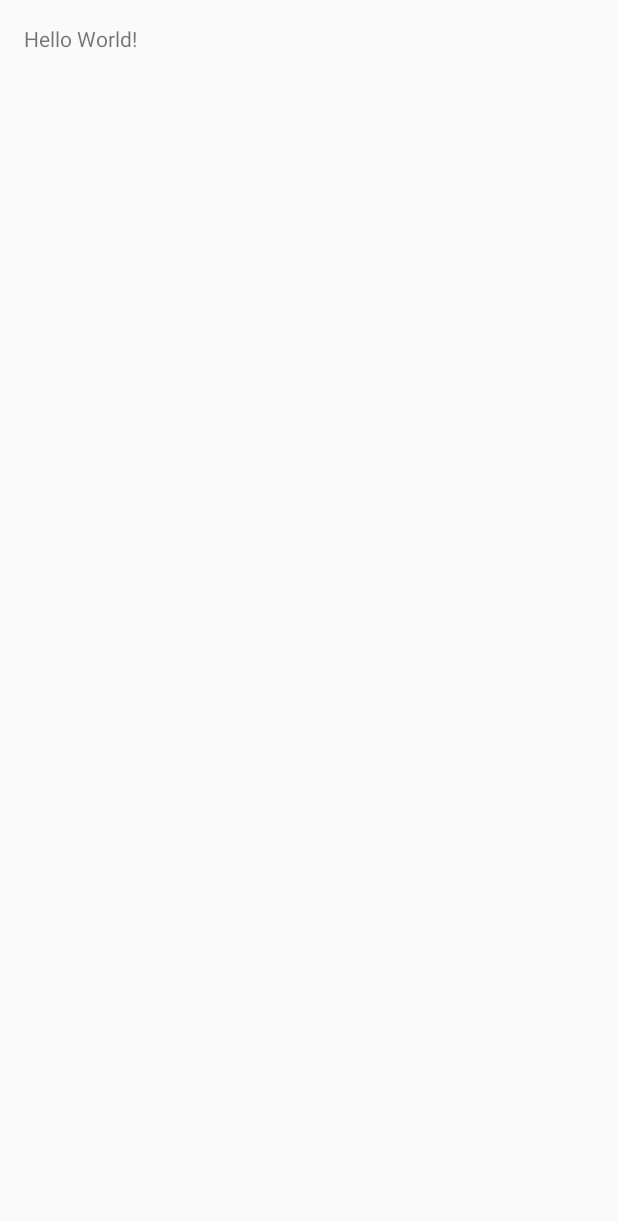
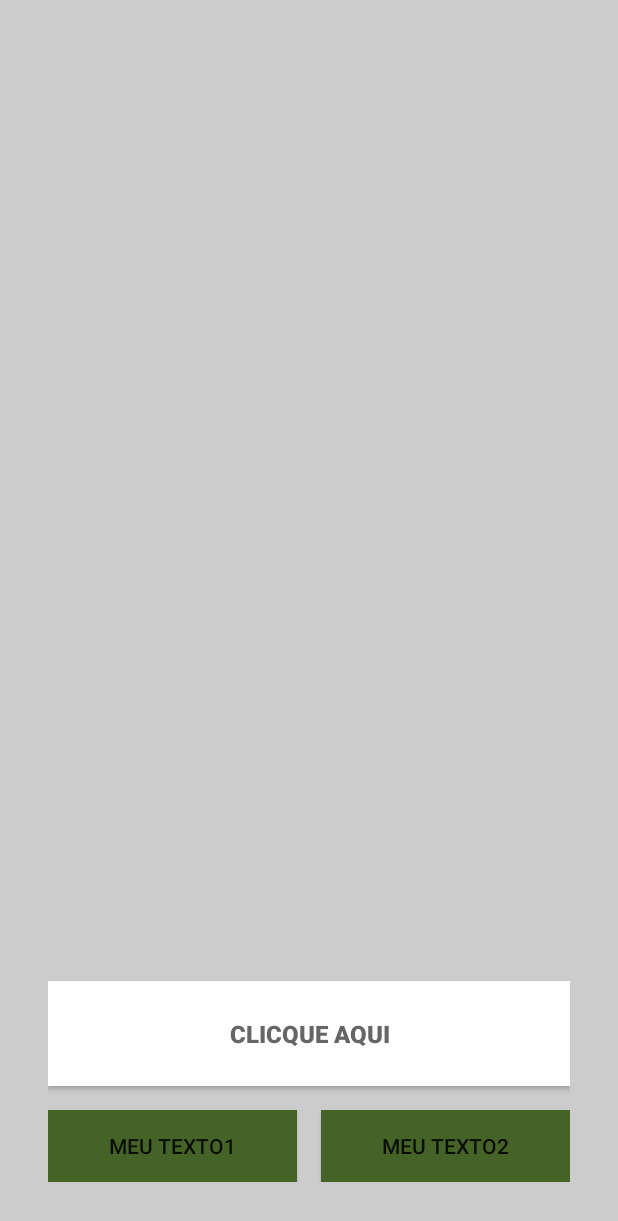
Before and after one commit to JorgeLimaJr/DesignAppCourse, an Android app: the screen it shows after launch (MainActivity), on a phone screen of 412 x 824 dp. Before the commit the part shown is almost empty. Shown: the top 1221 px of the screen. Run offline under Robolectric (Android 15) with nearby library versions, the phone set to English and light mode, and no system bars.

Commit message:
Montando XML da tela Main do projeto

```diff
--- a/M4_Development/AndroidStudio/appTravel/app/build.gradle
+++ b/M4_Development/AndroidStudio/appTravel/app/build.gradle
@@ -23,4 +23,6 @@ dependencies {
     compile fileTree(dir: 'libs', include: ['*.jar'])
     testCompile 'junit:junit:4.12'
     compile 'com.android.support:appcompat-v7:24.2.0'
+
+    compile 'uk.co.chrisjenx:calligraphy:2.2.0'
 }
--- a/M4_Development/AndroidStudio/appTravel/app/src/main/res/layout/activity_main.xml
+++ b/M4_Development/AndroidStudio/appTravel/app/src/main/res/layout/activity_main.xml
@@ -7,11 +7,77 @@
     android:paddingLeft="@dimen/activity_horizontal_margin"
     android:paddingRight="@dimen/activity_horizontal_margin"
     android:paddingTop="@dimen/activity_vertical_margin"
-    tools:context="com.travel.jorgelima.apptravel.MainActivity">
+    android:background="#ccc"
+    tools:context="com.travel.jorgelima.apptravel.MainActivity"
+    tools:ignore="MissingPrefix">
 
-    <TextView
+    <RelativeLayout
+        android:id="@+id/logo_app"
+        android:layout_weight="1"
+        android:layout_width="wrap_content"
+        android:layout_height="0dp">
+
+        <TextView
+            android:id="@+id/edit_message_main"
+            android:layout_width="match_parent"
+            android:layout_height="wrap_content"
+            android:textAlignment="center"
+            android:layout_centerInParent="true"
+            android:text="Buraco Real"
+            android:textColor="#fff"
+            android:textSize="36sp"
+            fontPath="fonts/BebasNeue.ttf"/>
+
+    </RelativeLayout>
+
+    <RelativeLayout
         android:layout_width="wrap_content"
         android:layout_height="wrap_content"
-        android:text="Hello World!" />
+        android:layout_alignParentBottom="true"
+        android:paddingBottom="20dp"
+        android:paddingLeft="16dp"
+        android:paddingRight="16dp">
+
+
+        <LinearLayout
+            android:layout_width="match_parent"
+            android:layout_height="wrap_content"
+            android:layout_marginTop="16dp"
+            android:orientation="horizontal"
+            android:layout_below="@+id/button_main">
+
+            <Button
+                android:layout_width="match_parent"
+                android:layout_height="wrap_content"
+                android:layout_weight="0.5"
+                android:layout_marginRight="8dp"
+                android:text="meu texto1"
+                android:background="#456326"/>
+
+            <Button
+                android:layout_width="match_parent"
+                android:layout_height="wrap_content"
+                android:layout_marginLeft="8dp"
+                android:layout_weight="0.5"
+                android:text="meu texto2"
+                android:background="#456326"/>
+
+        </LinearLayout>
+
+        <Button
+            android:id="@id/button_main"
+            android:layout_width="match_parent"
+            android:layout_height="70dp"
+            android:textStyle="bold"
+            android:textSize="16sp"
+            android:textColor="#666"
+            android:text="Clicque aqui"
+            android:background="#fff"
+            android:onClick="sendMessage"
+            android:layout_alignParentTop="true"
+            android:layout_alignParentLeft="true"
+            android:layout_alignParentStart="true" />
+
+    </RelativeLayout>
 
 </RelativeLayout>
```
